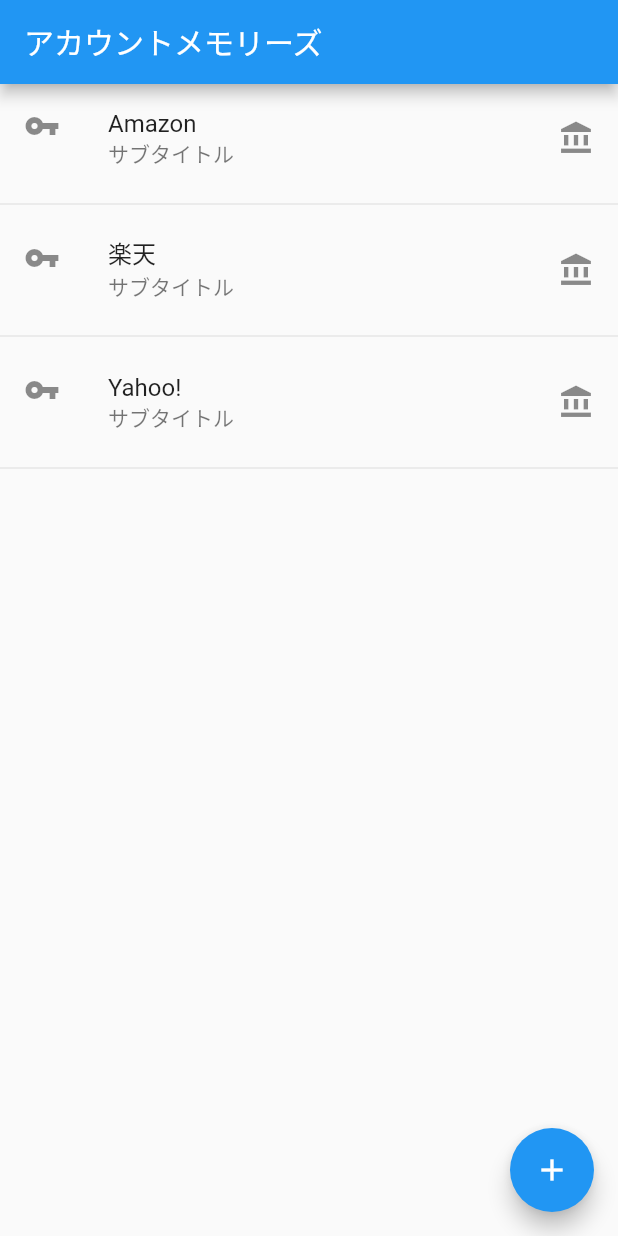
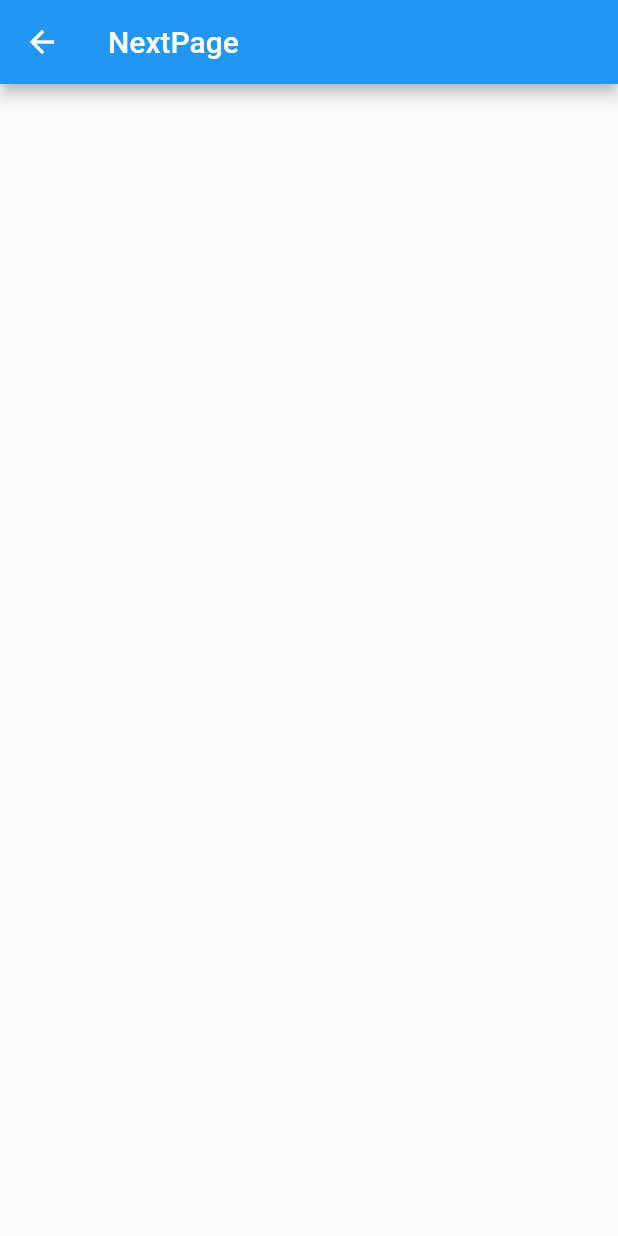
Before and after one commit to nikukyugamer/account-memories, a Flutter app: the screen it shows after launch, after a tap on "Amazon", on a phone screen of 412 x 824 dp. Run offline on Flutter 3.47's test engine with Material 2 defaults, Android fonts, the phone set to English and light mode, and no system bars.

Commit message:
feat: 🎸 項目をタップした際に別ページに遷移するようにした (#10)

```diff
--- a/lib/main.dart
+++ b/lib/main.dart
@@ -1,6 +1,8 @@
 // ignore_for_file: avoid_print
 
 import 'package:flutter/material.dart';
+
+import 'next_page.dart';
 
 void main() {
   runApp(const MyApp());
@@ -47,10 +49,13 @@ class _MyHomePageState extends State<MyHomePage> {
                 ListTile(
                   title: Text(titleList[i]),
                   subtitle: const Text('サブタイトル'),
-                  trailing: const Icon(Icons.account_balance),
                   leading: const Icon(Icons.vpn_key),
+                  trailing: const Icon(Icons.arrow_forward),
                   onTap: () {
-                    print('タップされました');
+                    Navigator.push(
+                        context,
+                        MaterialPageRoute(
+                            builder: (context) => const NextPage()));
                   },
                 ),
                 const Divider(),
--- /dev/null
+++ b/lib/next_page.dart
@@ -0,0 +1,16 @@
+import 'package:flutter/material.dart';
+
+class NextPage extends StatefulWidget {
+  const NextPage({Key? key}) : super(key: key);
+
+  @override
+  // ignore: library_private_types_in_public_api
+  _NextPageState createState() => _NextPageState();
+}
+
+class _NextPageState extends State<NextPage> {
+  @override
+  Widget build(BuildContext context) {
+    return Scaffold(appBar: AppBar(title: const Text('NextPage')));
+  }
+}
```
